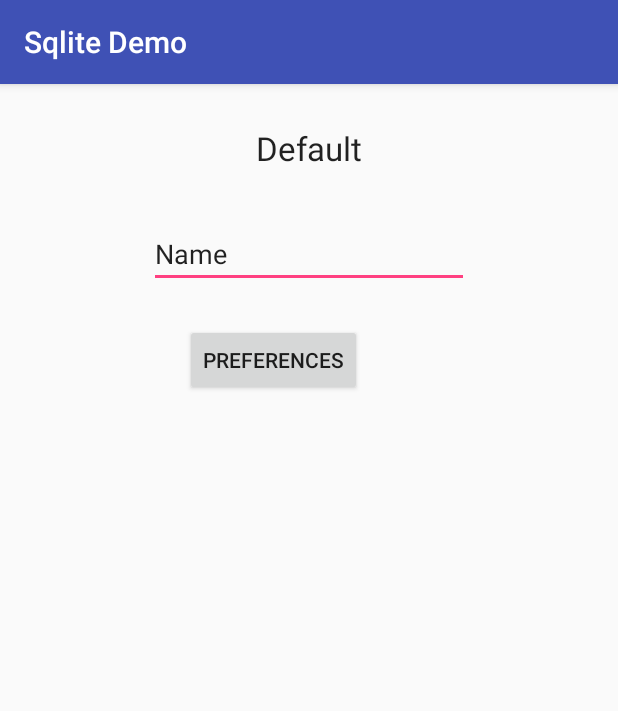
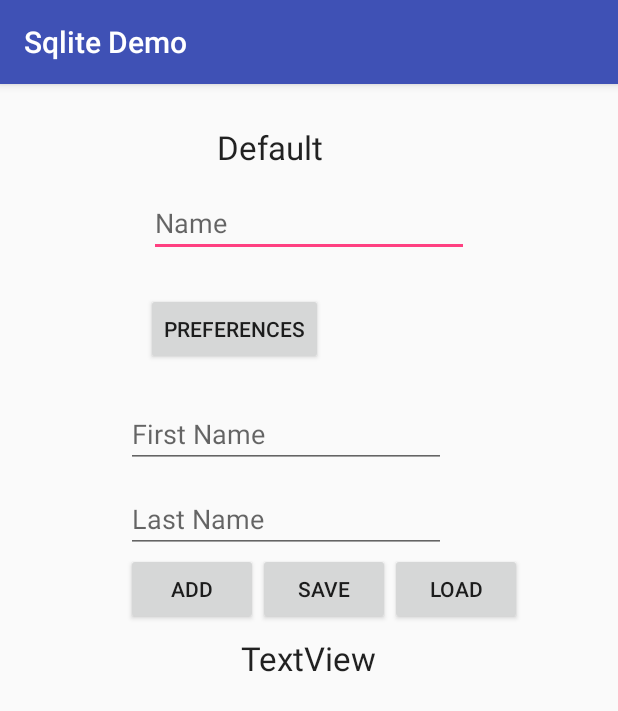
Before and after one commit to cold-tea/android-sqlite, an Android app: the SharedPrefActivity screen opened directly, with no data from a screen before it, on a phone screen of 412 x 824 dp. Shown: the top 711 px of the screen. Run offline under Robolectric (Android 15) with nearby library versions, the phone set to English and light mode, and no system bars.

Commit message:
Second changes committed successfully.

```diff
--- a/app/src/main/res/layout/activity_shared_pref.xml
+++ b/app/src/main/res/layout/activity_shared_pref.xml
@@ -8,13 +8,14 @@
 
     <TextView
         android:id="@+id/tvSpMessage"
-        android:textAppearance="?android:attr/textAppearanceLarge"
         android:layout_width="wrap_content"
         android:layout_height="wrap_content"
         android:layout_alignParentTop="true"
-        android:layout_centerHorizontal="true"
-        android:layout_marginTop="28dp"
-        android:text="TextView" />
+        android:layout_alignStart="@+id/etName"
+        android:layout_marginStart="45dp"
+        android:layout_marginTop="27dp"
+        android:text="TextView"
+        android:textAppearance="?android:attr/textAppearanceLarge" />
 
     <EditText
         android:id="@+id/etName"
@@ -22,10 +23,10 @@
         android:layout_height="wrap_content"
         android:layout_below="@+id/tvSpMessage"
         android:layout_centerHorizontal="true"
-        android:layout_marginTop="33dp"
+        android:layout_marginTop="13dp"
         android:ems="10"
-        android:inputType="textPersonName"
-        android:text="Name" />
+        android:hint="Name"
+        android:inputType="textPersonName" />
 
     <Button
         android:id="@+id/button"
@@ -36,4 +37,65 @@
         android:layout_below="@+id/etName"
         android:layout_marginTop="24dp"
         android:text="Preferences" />
+
+    <Button
+        android:id="@+id/btnFileClick"
+        android:layout_width="wrap_content"
+        android:layout_height="wrap_content"
+        android:layout_alignStart="@+id/etLastName"
+        android:layout_below="@+id/etLastName"
+        android:onClick="btnFileClick"
+        android:text="Add" />
+
+    <EditText
+        android:id="@+id/etFirstName"
+        android:layout_width="wrap_content"
+        android:layout_height="wrap_content"
+        android:layout_alignEnd="@+id/etName"
+        android:layout_below="@+id/button"
+        android:layout_marginEnd="15dp"
+        android:layout_marginTop="23dp"
+        android:ems="10"
+        android:hint="First Name"
+        android:inputType="textPersonName" />
+
+    <EditText
+        android:id="@+id/etLastName"
+        android:layout_width="wrap_content"
+        android:layout_height="wrap_content"
+        android:layout_alignStart="@+id/etFirstName"
+        android:layout_below="@+id/etFirstName"
+        android:layout_marginTop="11dp"
+        android:ems="10"
+        android:hint="Last Name"
+        android:inputType="textPersonName" />
+
+    <TextView
+        android:id="@+id/tvResult"
+        android:layout_width="wrap_content"
+        android:layout_height="wrap_content"
+        android:layout_below="@+id/etLastName"
+        android:layout_centerHorizontal="true"
+        android:layout_marginTop="55dp"
+        android:text="TextView"
+        android:textAppearance="?android:attr/textAppearanceLarge" />
+
+    <Button
+        android:id="@+id/btnSaveToFile"
+        android:layout_width="wrap_content"
+        android:layout_height="wrap_content"
+        android:layout_alignBaseline="@+id/btnFileClick"
+        android:layout_alignBottom="@+id/btnFileClick"
+        android:layout_toEndOf="@+id/btnFileClick"
+        android:onClick="btnSaveClick"
+        android:text="Save" />
+
+    <Button
+        android:id="@+id/btnLoad"
+        android:onClick="btnFileLoad"
+        android:layout_width="wrap_content"
+        android:layout_height="wrap_content"
+        android:layout_alignTop="@+id/btnSaveToFile"
+        android:layout_toEndOf="@+id/btnSaveToFile"
+        android:text="Load" />
 </RelativeLayout>
```
Also changed, not shown: app/src/main/java/com/heavenlyhell/sqlitedemo/Person.java (added, +31 -0 lines), app/src/main/java/com/heavenlyhell/sqlitedemo/SharedPrefActivity.java (+95 -2 lines).
